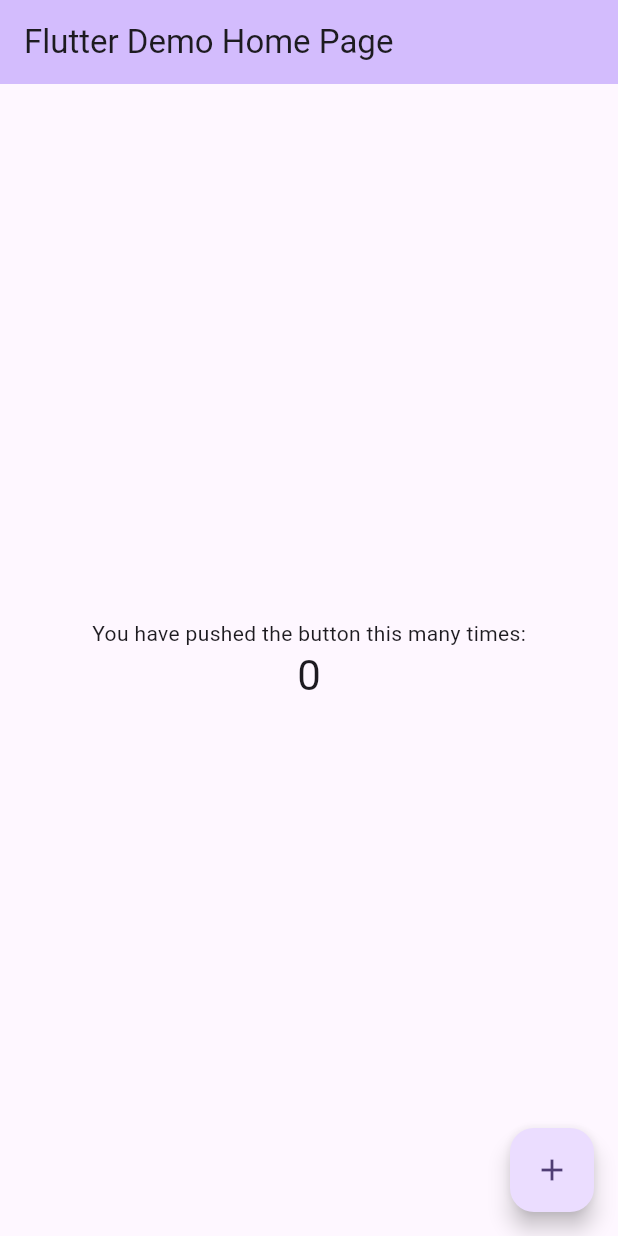
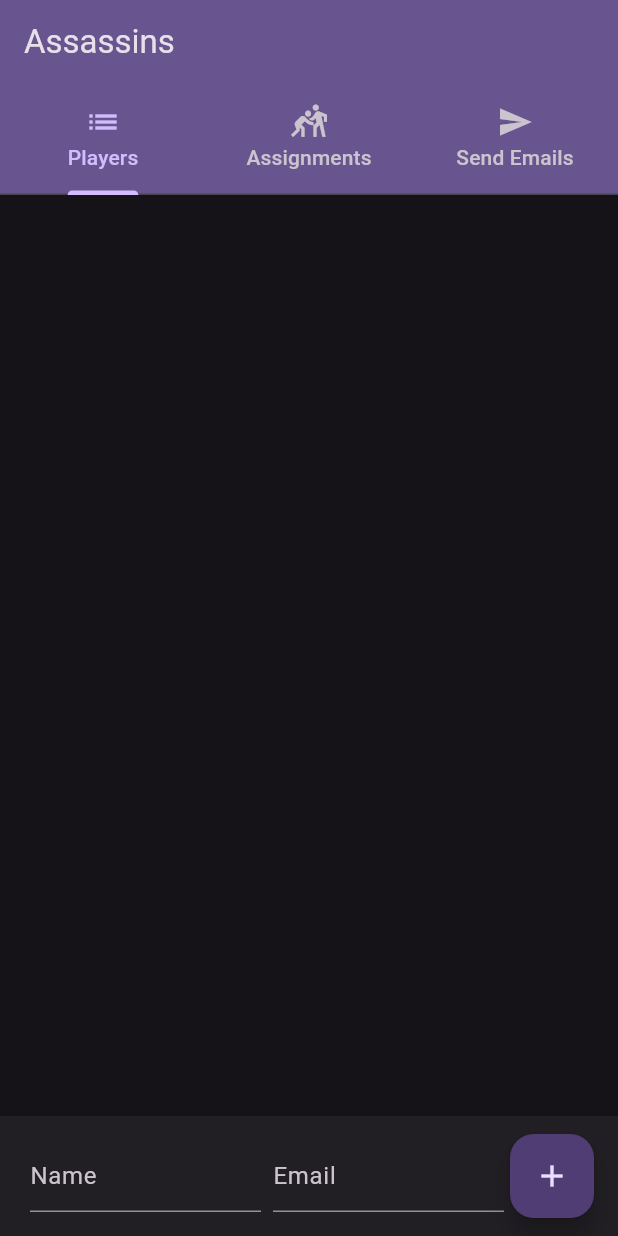
Before and after one commit to caden-parajuli/assassins, a Flutter app: the screen it shows after launch, on a phone screen of 412 x 824 dp. Run offline on Flutter 3.47's test engine with Material 3 defaults, Android fonts, the phone set to English and light mode, and no system bars; our stand-ins replace google_sign_in, googleapis_auth; missing offline and left inert: extension_google_sign_in_as_googleapis_auth, google_sign_in_web, googleapis.

Commit message:
Basic setup working

```diff
--- a/lib/main.dart
+++ b/lib/main.dart
@@ -1,125 +1,176 @@
+import './google_auth_web.dart';
+import './people.dart';
 import 'package:flutter/material.dart';
+import 'package:provider/provider.dart';
 
 void main() {
   runApp(const MyApp());
 }
 
+class AssignmentTab extends StatelessWidget {
+  const AssignmentTab({super.key});
+  @override
+  Widget build(BuildContext context) {
+    return Column(children: <Widget>[
+      Expanded(child: Consumer<PeopleList>(
+        builder: (context, people, child) {
+          if (people.isEmpty()) {
+            return const Text("Please return to the list tab and add players.");
+          } else if (people.ordered()
+              // Provider.of<PeopleList>(context, listen: false) .ordered()
+              ) {
+            return people.orderView();
+          }
+          return const Text("Press the randomize button to generate a cycle.");
+        },
+      )),
+      BottomAppBar(
+          child: Row(children: [
+        Expanded(
+            child: FloatingActionButton(
+                onPressed: () {
+                  Provider.of<PeopleList>(context, listen: false).makeOrder();
+                },
+                child: const Text("Randomize")))
+      ]))
+    ]);
+  }
+}
+
+class ListTab extends StatelessWidget {
+  const ListTab({super.key});
+  @override
+  Widget build(BuildContext context) {
+    return Column(children: <Widget>[
+      Expanded(
+          child: ListView.builder(
+              itemCount: Provider.of<PeopleList>(context).numPeople,
+              itemBuilder: (context, index) {
+                return Provider.of<PeopleList>(context).personEntry(index);
+              })),
+      const BottomAppBar(child: PersonForm())
+    ]);
+  }
+}
+
+// App root
 class MyApp extends StatelessWidget {
   const MyApp({super.key});
 
-  // This widget is the root of your application.
   @override
   Widget build(BuildContext context) {
     return MaterialApp(
-      title: 'Flutter Demo',
+      title: 'BCMB Assassins',
       theme: ThemeData(
-        // This is the theme of your application.
-        //
-        // TRY THIS: Try running your application with "flutter run". You'll see
-        // the application has a purple toolbar. Then, without quitting the app,
-        // try changing the seedColor in the colorScheme below to Colors.green
-        // and then invoke "hot reload" (save your changes or press the "hot
-        // reload" button in a Flutter-supported IDE, or press "r" if you used
-        // the command line to start the app).
-        //
-        // Notice that the counter didn't reset back to zero; the application
-        // state is not lost during the reload. To reset the state, use hot
-        // restart instead.
-        //
-        // This works for code too, not just values: Most code changes can be
-        // tested with just a hot reload.
-        colorScheme: ColorScheme.fromSeed(seedColor: Colors.deepPurple),
+        colorScheme: ColorScheme.fromSeed(
+            seedColor: Colors.deepPurple, brightness: Brightness.dark),
         useMaterial3: true,
       ),
-      home: const MyHomePage(title: 'Flutter Demo Home Page'),
+      themeMode: ThemeMode.dark,
+      home: ChangeNotifierProvider(
+          create: (context) => PeopleList(),
+          child: const MyHomePage(title: 'Assassins')),
     );
   }
 }
 
-class MyHomePage extends StatefulWidget {
+class MyHomePage extends StatelessWidget {
+  final String title;
   const MyHomePage({super.key, required this.title});
-
-  // This widget is the home page of your application. It is stateful, meaning
-  // that it has a State object (defined below) that contains fields that affect
-  // how it looks.
-
-  // This class is the configuration for the state. It holds the values (in this
-  // case the title) provided by the parent (in this case the App widget) and
-  // used by the build method of the State. Fields in a Widget subclass are
-  // always marked "final".
-
-  final String title;
-
-  @override
-  State<MyHomePage> createState() => _MyHomePageState();
-}
-
-class _MyHomePageState extends State<MyHomePage> {
-  int _counter = 0;
-
-  void _incrementCounter() {
-    setState(() {
-      // This call to setState tells the Flutter framework that something has
-      // changed in this State, which causes it to rerun the build method below
-      // so that the display can reflect the updated values. If we changed
-      // _counter without calling setState(), then the build method would not be
-      // called again, and so nothing would appear to happen.
-      _counter++;
-    });
-  }
 
   @override
   Widget build(BuildContext context) {
-    // This method is rerun every time setState is called, for instance as done
-    // by the _incrementCounter method above.
-    //
-    // The Flutter framework has been optimized to make rerunning build methods
-    // fast, so that you can just rebuild anything that needs updating rather
-    // than having to individually change instances of widgets.
-    return Scaffold(
-      appBar: AppBar(
-        // TRY THIS: Try changing the color here to a specific color (to
-        // Colors.amber, perhaps?) and trigger a hot reload to see the AppBar
-        // change color while the other colors stay the same.
-        backgroundColor: Theme.of(context).colorScheme.inversePrimary,
-        // Here we take the value from the MyHomePage object that was created by
-        // the App.build method, and use it to set our appbar title.
-        title: Text(widget.title),
-      ),
-      body: Center(
-        // Center is a layout widget. It takes a single child and positions it
-        // in the middle of the parent.
-        child: Column(
-          // Column is also a layout widget. It takes a list of children and
-          // arranges them vertically. By default, it sizes itself to fit its
-          // children horizontally, and tries to be as tall as its parent.
-          //
-          // Column has various properties to control how it sizes itself and
-          // how it positions its children. Here we use mainAxisAlignment to
-          // center the children vertically; the main axis here is the vertical
-          // axis because Columns are vertical (the cross axis would be
-          // horizontal).
-          //
-          // TRY THIS: Invoke "debug painting" (choose the "Toggle Debug Paint"
-          // action in the IDE, or press "p" in the console), to see the
-          // wireframe for each widget.
-          mainAxisAlignment: MainAxisAlignment.center,
-          children: <Widget>[
-            const Text(
-              'You have pushed the button this many times:',
-            ),
-            Text(
-              '$_counter',
-              style: Theme.of(context).textTheme.headlineMedium,
-            ),
-          ],
-        ),
-      ),
-      floatingActionButton: FloatingActionButton(
-        onPressed: _incrementCounter,
-        tooltip: 'Increment',
-        child: const Icon(Icons.add),
-      ), // This trailing comma makes auto-formatting nicer for build methods.
-    );
+    return DefaultTabController(
+        length: 3,
+        initialIndex: 0,
+        child: Scaffold(
+          appBar: AppBar(
+              backgroundColor: Theme.of(context).colorScheme.inversePrimary,
+              title: Text(title),
+              bottom: const TabBar(tabs: <Widget>[
+                Tab(
+                  icon: Icon(Icons.list),
+                  text: "Players",
+                ),
+                Tab(icon: Icon(Icons.sports_kabaddi), text: "Assignments"),
+                Tab(icon: Icon(Icons.send), text: "Send Emails"),
+              ])),
+          body: const TabBarView(
+            children: <Widget>[ListTab(), AssignmentTab(), SignInWidget()],
+          ),
+          // bottomNavigationBar: const BottomAppBar(child: PersonForm()),
+        ));
   }
 }
+
+class PersonForm extends StatefulWidget {
+  const PersonForm({super.key});
+
+  @override
+  State<StatefulWidget> createState() {
+    return PersonFormState();
+  }
+}
+
+class PersonFormState extends State<PersonForm> {
+  final _formKey = GlobalKey<FormState>();
+  final TextEditingController nameController = TextEditingController();
+  final TextEditingController emailController = TextEditingController();
+
+  @override
+  Widget build(BuildContext context) {
+    return Form(
+        key: _formKey,
+        child: Row(
+          children: [
+            Expanded(
+                child: Padding(
+                    padding: const EdgeInsets.all(4.0),
+                    child: TextFormField(
+                      onFieldSubmitted: (value) {
+                        trySubmit();
+                      },
+                      controller: nameController,
+                      decoration: const InputDecoration(
+                          border: UnderlineInputBorder(), hintText: "Name"),
+                      validator: (value) {
+                        if (value == null || value.isEmpty) {
+                          return "Please enter a name";
+                        }
+                        return null;
+                      },
+                    ))),
+            Expanded(
+                child: Padding(
+                    padding: const EdgeInsets.all(4.0),
+                    child: TextFormField(
+                      onFieldSubmitted: (value) {
+                        trySubmit();
+                      },
+                      controller: emailController,
+                      decoration: const InputDecoration(
+                          border: UnderlineInputBorder(), hintText: "Email"),
+                      validator: (value) {
+                        if (value == null || value.isEmpty) {
+                          return "Please enter an email address";
+                        } else if (!value.contains("@") ||
+                            !value.contains(".")) {
+                          return "Please enter a valid email address";
+                        }
+                        return null;
+                      },
+                    ))),
+            FloatingActionButton(
+                onPressed: trySubmit, child: const Icon(Icons.add))
+          ],
+        ));
+  }
+
+  trySubmit() {
+    if (_formKey.currentState!.validate()) {
+      Provider.of<PeopleList>(context, listen: false)
+          .add(Person(nameController.text, emailController.text));
+      _formKey.currentState?.reset();
+    }
+  }
+}
--- /dev/null
+++ b/lib/people.dart
@@ -0,0 +1,74 @@
+import 'dart:collection';
+
+import 'package:flutter/material.dart';
+import 'package:googleapis_auth/googleapis_auth.dart' as auth show AuthClient;
+
+class Person {
+  final String name;
+  final String email;
+  Person(this.name, this.email);
+}
+
+class PeopleList extends ChangeNotifier {
+  final List<Person> _people = [];
+  List<int> _order = [];
+  int get numPeople => _people.length;
+  UnmodifiableListView<int> get order => UnmodifiableListView(_order);
+  UnmodifiableListView<Person> get people => UnmodifiableListView(_people);
+
+  void add(Person person) {
+    _people.add(person);
+    notifyListeners();
+  }
+
+  bool isEmpty() {
+    return _people.isEmpty;
+  }
+
+  void makeOrder() {
+    _order = Iterable<int>.generate(_people.length).toList();
+    _order.shuffle();
+    notifyListeners();
+  }
+
+  bool ordered() {
+    return _people.length == _order.length && _order.every((any) => any >= 0);
+  }
+
+  Widget orderView() {
+    var entries = <Widget>[];
+    for (var i = 0; i < _people.length - 1; i++) {
+      entries.add(
+          Text("${_people[_order[i]].name} -> ${_people[_order[i + 1]].name}"));
+    }
+    entries.add(Text(
+        "${_people[_order[_people.length - 1]].name} -> ${_people[_order[0]].name}"));
+    return ListView(children: entries);
+  }
+
+  Widget personEntry(int index) {
+    return Row(children: [
+      Expanded(
+          flex: 4,
+          child: Padding(
+              padding: const EdgeInsets.only(left: 5.0),
+              child: Text(_people[index].name))),
+      Expanded(flex: 4, child: Text(people[index].email)),
+      const Spacer(flex: 1),
+    ]);
+  }
+
+  void remove(Person person) {
+    _people.remove(person);
+    notifyListeners();
+  }
+
+  void removeAt(int index) {
+    _people.removeAt(index);
+    notifyListeners();
+  }
+
+  void sendEmails(auth.AuthClient client) {
+    print("Sending emails...");
+  }
+}
```
Also changed, not shown: lib/google_auth_web.dart (added, +121 -0 lines), pubspec.yaml (+7 -3 lines), pubspec.lock, 12 other files.
